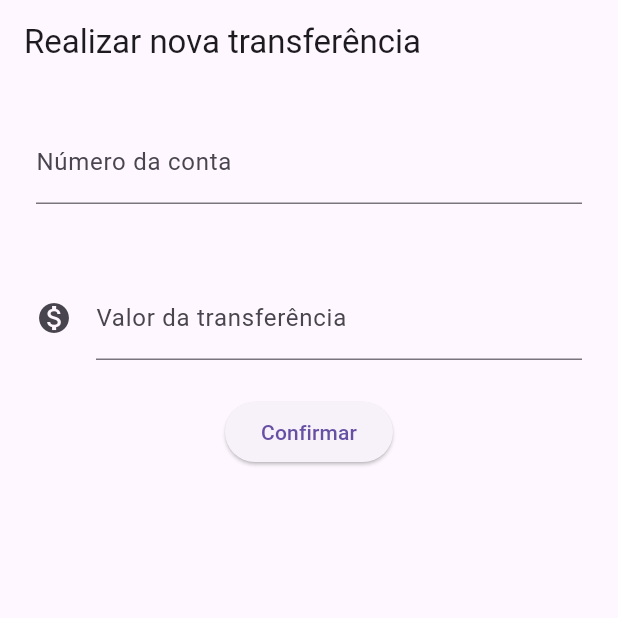
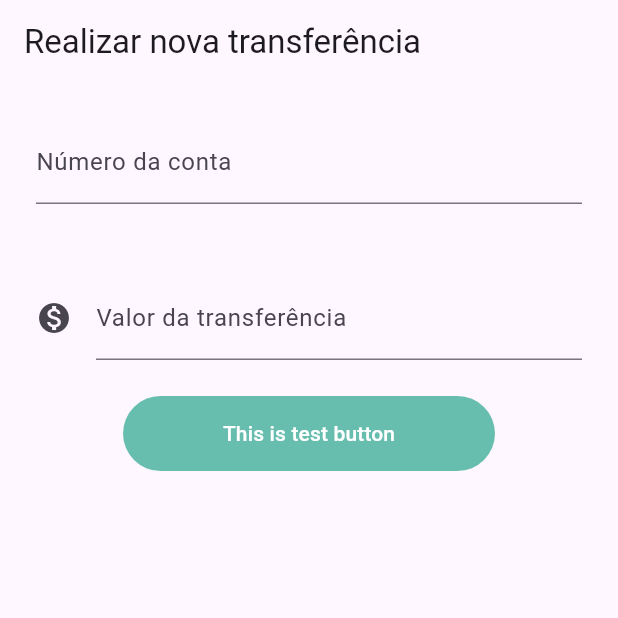
Before and after one commit to anaclaraberga/Byte-Bank, a Flutter app: the screen it shows after launch, on a phone screen of 412 x 824 dp, the top half of it. Run offline on Flutter 3.47's test engine with Material 3 defaults, Android fonts, the phone set to English and light mode, and no system bars.

Commit message:
Changed: Button Design

```diff
--- a/lib/main.dart
+++ b/lib/main.dart
@@ -5,7 +5,7 @@ import 'package:flutter/material.dart';
 void main() => runApp(ByteBankApp());
 
 class ByteBankApp extends StatelessWidget {
-  ByteBankApp({super.key});
+  const ByteBankApp({super.key});
 
   @override
   Widget build(BuildContext context) {
@@ -53,13 +53,21 @@ class MakeTransfer extends StatelessWidget {
                 keyboardType: TextInputType.numberWithOptions(),
               ),
             ),
-            ElevatedButton(
-              child: Text("Confirmar"),
+            FilledButton(
               onPressed: () {
                 debugPrint("Confirmado!");
                 debugPrint(_controllerAccountField.text);
                 debugPrint(_controllerValueField.text);
               },
+              style: ButtonStyle(
+                  backgroundColor: WidgetStatePropertyAll(
+                      Color.fromRGBO(8, 154, 124, 0.612))),
+              child: Container(
+                height: 50,
+                width: 200,
+                alignment: Alignment.center,
+                child: Text("This is test button"),
+              ),
             )
           ],
         ));
@@ -67,7 +75,7 @@ class MakeTransfer extends StatelessWidget {
 }
 
 class TransferDashboard extends StatelessWidget {
-  TransferDashboard({super.key});
+  const TransferDashboard({super.key});
 
   @override
   Widget build(BuildContext context) {
@@ -86,7 +94,7 @@ class TransferDashboard extends StatelessWidget {
 }
 
 class TransferList extends StatelessWidget {
-  TransferList({super.key});
+  const TransferList({super.key});
 
   @override
   Widget build(BuildContext context) {
@@ -103,7 +111,7 @@ class TransferList extends StatelessWidget {
 class TransferItem extends StatelessWidget {
   final Transfer transfer;
 
-  TransferItem(this.transfer, {super.key});
+  const TransferItem(this.transfer, {super.key});
 
   @override
   Widget build(BuildContext context) {
```
